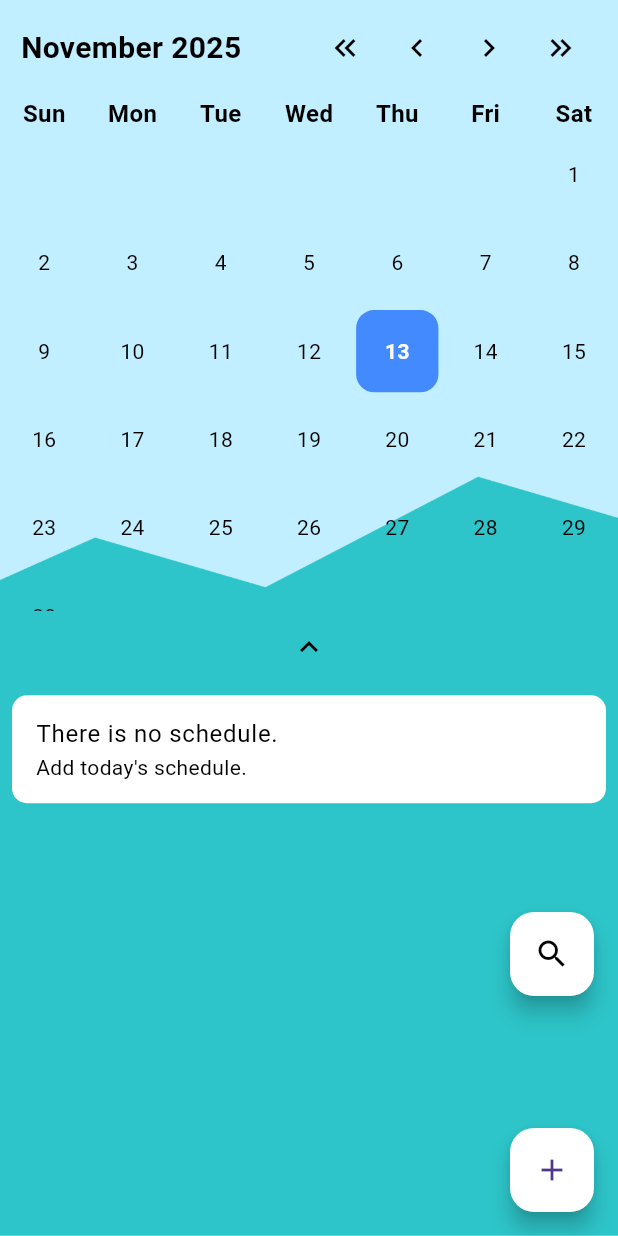
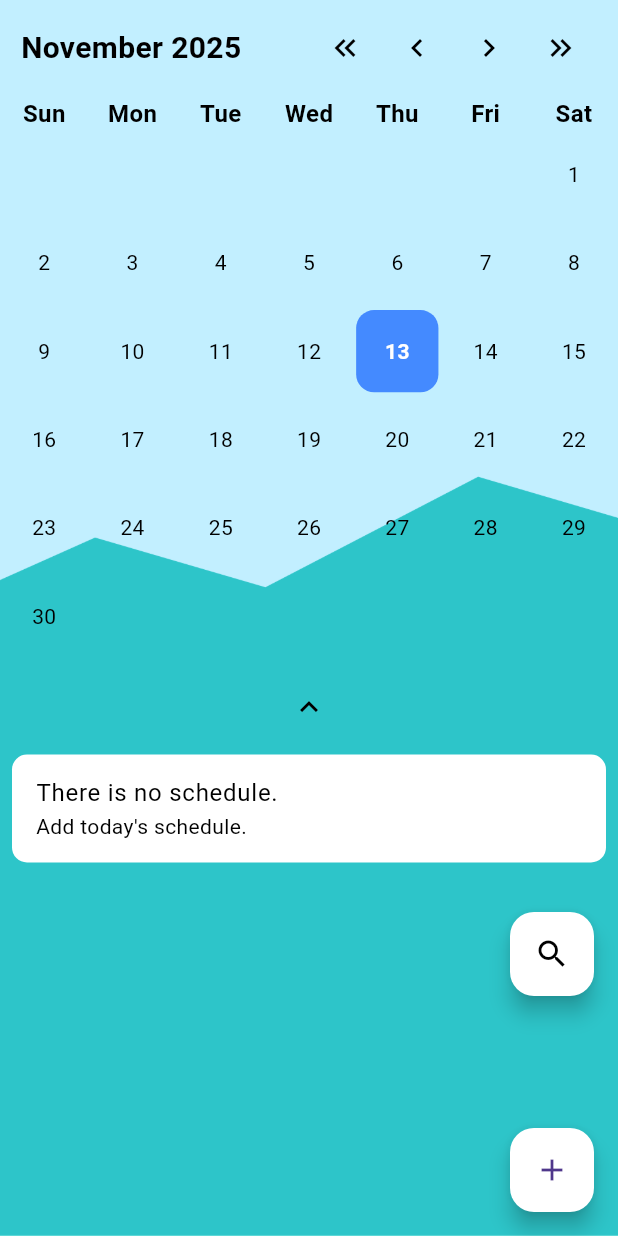
Before and after one commit to yyyng2/MakeMyDayFlutterAOS, a Flutter app: the ScheduleScreen screen opened directly, on a phone screen of 412 x 824 dp. Run offline on Flutter 3.47's test engine with Material 3 defaults, Android fonts, the phone set to English and light mode, and no system bars; our stand-ins replace bloc, easy_localization, equatable, firebase_analytics, firebase_core, flutter_bloc and 7 more; missing offline and left inert: app_settings, flutter_background_service, home_widget; accounts and stored records are empty; generated files the repository leaves out were written again; network calls fail.

Commit message:
feat: schedule 달력 크기 조절 기능 추가

```diff
--- a/lib/feature/scheduleFeature/presentation/schedule_screen.dart
+++ b/lib/feature/scheduleFeature/presentation/schedule_screen.dart
@@ -268,11 +268,12 @@ class ScheduleScreenState extends State<ScheduleScreen> {
   Widget _buildCalendarGrid(
       List<ScheduleEntity> scheduleItems, bool isDarkTheme, bool isWeekMode) {
     final dates = isWeekMode ? _extractWeekDates() : extractDates();
+    final rowCount = isWeekMode ? 1 : (dates.length / 7).ceil();
 
-    return Expanded(
-      child: Column(
-        children: [
-          Expanded(
+    return Column(
+      children: [
+        SizedBox(
+          height: rowCount * 60.0,
             child: GridView.builder(
               physics: const NeverScrollableScrollPhysics(),
               gridDelegate: const SliverGridDelegateWithFixedCrossAxisCount(
@@ -342,8 +343,7 @@ class ScheduleScreenState extends State<ScheduleScreen> {
             },
           ),
         ],
-      ),
-    );
+      );
   }
 
   Widget _buildScheduleList(
```
